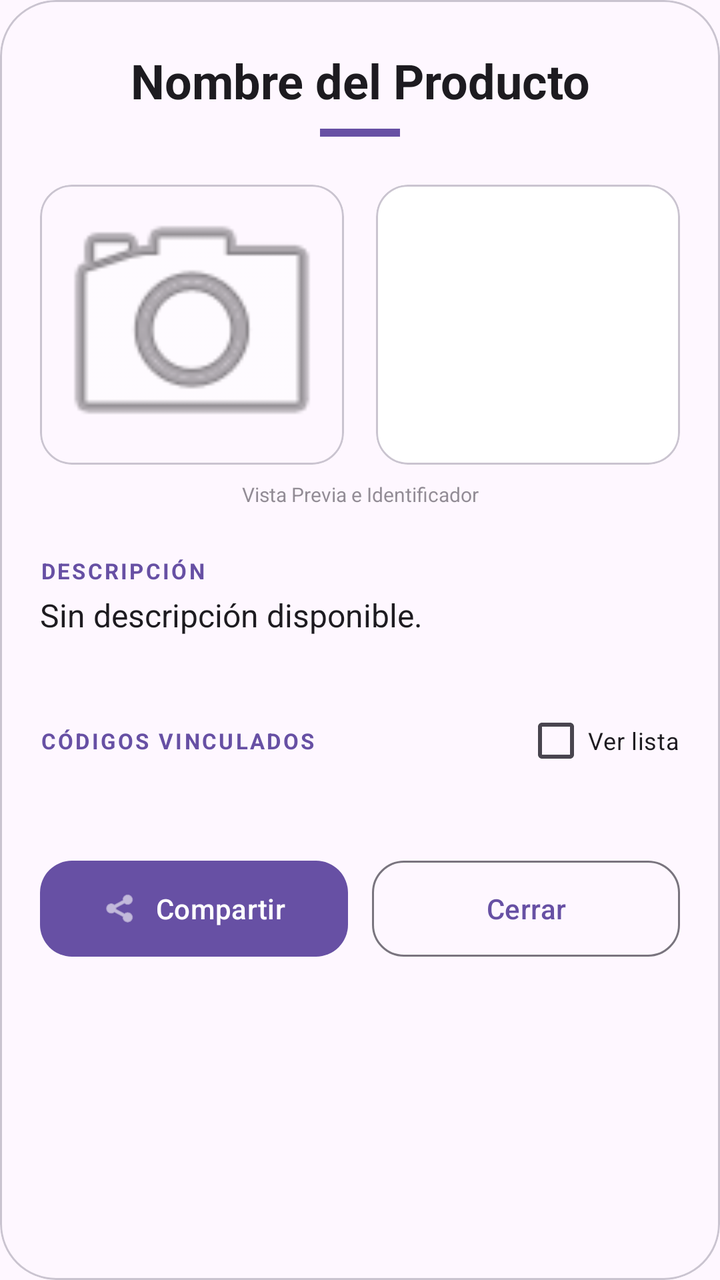
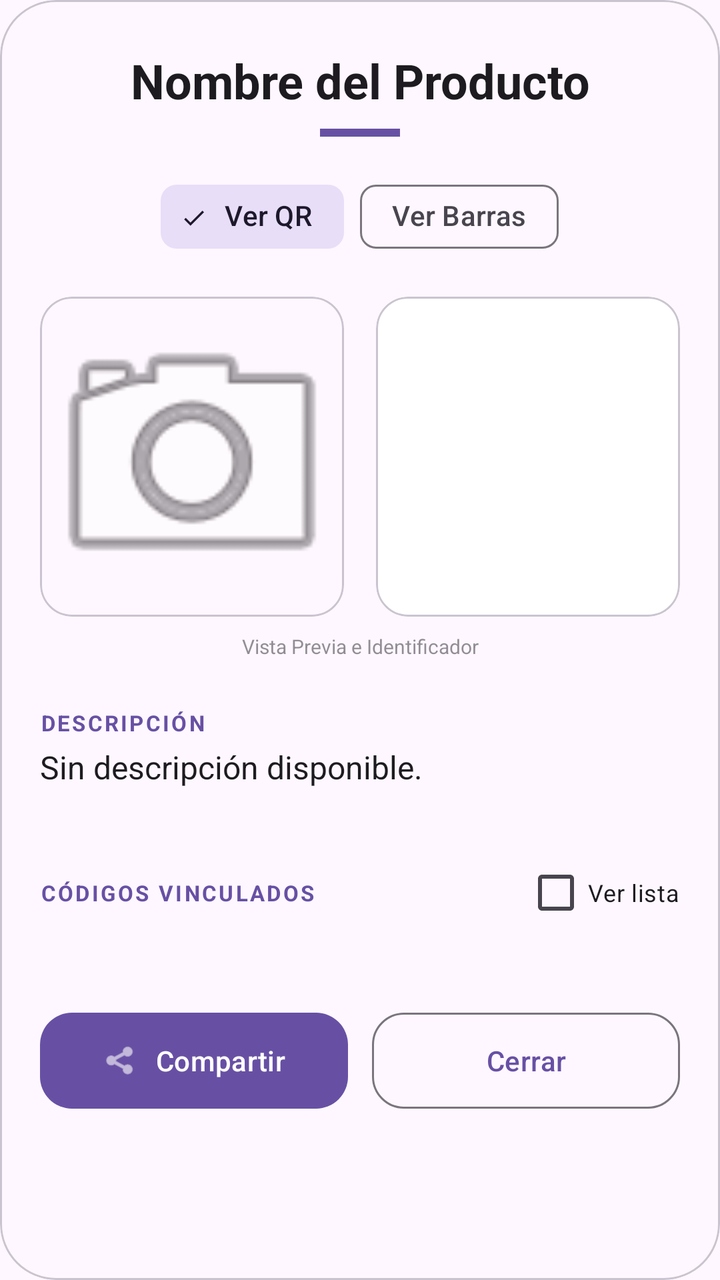

An Android layout rendered at two revisions. The XML below is the earlier revision; the diff shows what the commit changed to produce the second picture.
<!-- AndroidManifest.xml: application theme Theme.Naxor -->
<!-- res/layout/dialog_view_label.xml -->
<?xml version="1.0" encoding="utf-8"?>
<com.google.android.material.card.MaterialCardView xmlns:android="http://schemas.android.com/apk/res/android"
    xmlns:app="http://schemas.android.com/apk/res-auto"
    android:layout_width="match_parent"
    android:layout_height="wrap_content"
    app:cardBackgroundColor="?attr/colorSurface"
    app:cardCornerRadius="28dp"
    app:cardElevation="0dp"
    app:strokeWidth="1dp"
    app:strokeColor="?attr/colorOutlineVariant">

    <ScrollView
        android:layout_width="match_parent"
        android:layout_height="wrap_content"
        android:overScrollMode="never">

        <LinearLayout
            android:layout_width="match_parent"
            android:layout_height="wrap_content"
            android:orientation="vertical"
            android:paddingHorizontal="20dp"
            android:paddingVertical="24dp">

            <TextView
                android:id="@+id/tvLabelProdName"
                android:layout_width="match_parent"
                android:layout_height="wrap_content"
                android:text="Nombre del Producto"
                android:textSize="24sp"
                android:textStyle="bold"
                android:textColor="?attr/colorOnSurface"
                android:gravity="center" />

            <View
                android:layout_width="40dp"
                android:layout_height="4dp"
                android:background="?attr/colorPrimary"
                android:layout_marginTop="8dp"
                android:layout_gravity="center" />

            
            <LinearLayout
                android:layout_width="match_parent"
                android:layout_height="wrap_content"
                android:orientation="horizontal"
                android:gravity="center"
                android:layout_marginTop="24dp"
                android:weightSum="2"
                android:baselineAligned="false">

                
                <com.google.android.material.card.MaterialCardView
                    android:layout_width="0dp"
                    android:layout_weight="1"
                    android:layout_height="140dp"
                    app:cardCornerRadius="16dp"
                    app:cardElevation="0dp"
                    app:strokeWidth="1dp"
                    app:strokeColor="?attr/colorOutlineVariant">
                    <ImageView
                        android:id="@+id/ivLabelProdPhoto"
                        android:layout_width="match_parent"
                        android:layout_height="match_parent"
                        android:src="@android:drawable/ic_menu_camera"
                        android:scaleType="centerCrop"
                        android:alpha="0.8" />
                </com.google.android.material.card.MaterialCardView>

                <View
                    android:layout_width="16dp"
                    android:layout_height="1dp" />

                
                <com.google.android.material.card.MaterialCardView
                    android:layout_width="0dp"
                    android:layout_weight="1"
                    android:layout_height="140dp"
                    app:cardCornerRadius="16dp"
                    app:cardElevation="0dp"
                    app:strokeWidth="1dp"
                    app:strokeColor="?attr/colorOutlineVariant">
                    <ImageView
                        android:id="@+id/ivProductCode"
                        android:layout_width="match_parent"
                        android:layout_height="match_parent"
                        android:padding="8dp"
                        android:background="@android:color/white"
                        android:scaleType="fitCenter" />
                </com.google.android.material.card.MaterialCardView>
            </LinearLayout>

            <TextView
                android:layout_width="match_parent"
                android:layout_height="wrap_content"
                android:text="Vista Previa e Identificador"
                android:textSize="10sp"
                android:textColor="?attr/colorOnSurfaceVariant"
                android:gravity="center"
                android:layout_marginTop="8dp"
                android:alpha="0.6" />

            
            <TextView
                android:layout_width="wrap_content"
                android:layout_height="wrap_content"
                android:text="DESCRIPCIÓN"
                android:textSize="11sp"
                android:textStyle="bold"
                android:letterSpacing="0.1"
                android:textColor="?attr/colorPrimary"
                android:layout_marginTop="24dp" />

            <TextView
                android:id="@+id/tvLabelProdDesc"
                android:layout_width="match_parent"
                android:layout_height="wrap_content"
                android:text="Sin descripción disponible."
                android:textSize="16sp"
                android:textColor="?attr/colorOnSurface"
                android:layout_marginTop="4dp"
                android:lineSpacingExtra="4dp" />

            
            <LinearLayout
                android:layout_width="match_parent"
                android:layout_height="wrap_content"
                android:orientation="horizontal"
                android:gravity="center_vertical"
                android:layout_marginTop="28dp">

                <TextView
                    android:layout_width="0dp"
                    android:layout_weight="1"
                    android:layout_height="wrap_content"
                    android:text="CÓDIGOS VINCULADOS"
                    android:textSize="11sp"
                    android:textStyle="bold"
                    android:letterSpacing="0.1"
                    android:textColor="?attr/colorPrimary" />

                <com.google.android.material.checkbox.MaterialCheckBox
                    android:id="@+id/cbShowLinkedCodes"
                    android:layout_width="wrap_content"
                    android:layout_height="wrap_content"
                    android:text="Ver lista"
                    android:textSize="12sp" />
            </LinearLayout>

            <com.google.android.material.card.MaterialCardView
                android:id="@+id/cardLinkedCodes"
                android:layout_width="match_parent"
                android:layout_height="wrap_content"
                android:layout_marginTop="4dp"
                app:cardBackgroundColor="?attr/colorSurfaceVariant"
                app:cardCornerRadius="12dp"
                app:cardElevation="0dp"
                android:visibility="gone">
                <TextView
                    android:id="@+id/tvLabelProdCode"
                    android:layout_width="match_parent"
                    android:layout_height="wrap_content"
                    android:text="---"
                    android:textSize="14sp"
                    android:textColor="?attr/colorOnSurfaceVariant"
                    android:padding="12dp"
                    android:gravity="start"
                    android:lineSpacingExtra="4dp" />
            </com.google.android.material.card.MaterialCardView>

            
            <LinearLayout
                android:layout_width="match_parent"
                android:layout_height="wrap_content"
                android:orientation="horizontal"
                android:layout_marginTop="32dp"
                android:weightSum="2">

                <com.google.android.material.button.MaterialButton
                    android:id="@+id/btnShareLabel"
                    android:layout_width="0dp"
                    android:layout_weight="1"
                    android:minHeight="56dp"
                    android:layout_height="wrap_content"
                    android:text="Compartir"
                    android:textColor="@android:color/white"
                    app:icon="@android:drawable/ic_menu_share"
                    app:iconTint="@android:color/white"
                    app:iconGravity="textStart"
                    app:cornerRadius="16dp"
                    android:layout_marginEnd="6dp" />

                <com.google.android.material.button.MaterialButton
                    android:id="@+id/btnCloseLabel"
                    style="@style/Widget.Material3.Button.OutlinedButton"
                    android:layout_width="0dp"
                    android:layout_weight="1"
                    android:minHeight="56dp"
                    android:layout_height="wrap_content"
                    android:text="Cerrar"
                    app:cornerRadius="16dp"
                    android:layout_marginStart="6dp" />
            </LinearLayout>

        </LinearLayout>
    </ScrollView>
</com.google.android.material.card.MaterialCardView>
<!-- resources referenced by this layout -->
<resources>
  <style name="Theme.Naxor" parent="Base.Theme.Naxor" />
  <style name="Base.Theme.Naxor" parent="Theme.Material3.DayNight.NoActionBar">
          
          
      </style>
</resources>

<!-- the commit's change to res/layout/dialog_view_label.xml (unified diff, before → after) -->
@@ -39,20 +39,44 @@
                 android:layout_gravity="center" />
 
             
+            <com.google.android.material.chip.ChipGroup
+                android:id="@+id/chipGroupCodeType"
+                android:layout_width="wrap_content"
+                android:layout_height="wrap_content"
+                android:layout_gravity="center"
+                android:layout_marginTop="16dp"
+                app:singleSelection="true"
+                app:selectionRequired="true">
+                <com.google.android.material.chip.Chip
+                    android:id="@+id/chipShowQR"
+                    style="@style/Widget.Material3.Chip.Filter"
+                    android:layout_width="wrap_content"
+                    android:layout_height="wrap_content"
+                    android:text="Ver QR"
+                    android:checked="true" />
+                <com.google.android.material.chip.Chip
+                    android:id="@+id/chipShowBarcode"
+                    style="@style/Widget.Material3.Chip.Filter"
+                    android:layout_width="wrap_content"
+                    android:layout_height="wrap_content"
+                    android:text="Ver Barras" />
+            </com.google.android.material.chip.ChipGroup>
+
+            
             <LinearLayout
                 android:layout_width="match_parent"
                 android:layout_height="wrap_content"
                 android:orientation="horizontal"
                 android:gravity="center"
-                android:layout_marginTop="24dp"
-                android:weightSum="2"
-                android:baselineAligned="false">
+                android:layout_marginTop="16dp"
+                android:weightSum="2">
 
                 
                 <com.google.android.material.card.MaterialCardView
                     android:layout_width="0dp"
                     android:layout_weight="1"
-                    android:layout_height="140dp"
+                    android:layout_height="160dp"
+                    android:layout_marginEnd="8dp"
                     app:cardCornerRadius="16dp"
                     app:cardElevation="0dp"
                     app:strokeWidth="1dp"
@@ -66,26 +90,35 @@
                         android:alpha="0.8" />
                 </com.google.android.material.card.MaterialCardView>
 
-                <View
-                    android:layout_width="16dp"
-                    android:layout_height="1dp" />
-
                 
                 <com.google.android.material.card.MaterialCardView
-                    android:layout_width="0dp"
-                    android:layout_weight="1"
-                    android:layout_height="140dp"
+                    android:id="@+id/cardCodeContainer"
+                    android:layout_width="0dp"
+                    android:layout_weight="1"
+                    android:layout_height="160dp"
+                    android:layout_marginStart="8dp"
                     app:cardCornerRadius="16dp"
                     app:cardElevation="0dp"
                     app:strokeWidth="1dp"
                     app:strokeColor="?attr/colorOutlineVariant">
-                    <ImageView
-                        android:id="@+id/ivProductCode"
+                    <FrameLayout
                         android:layout_width="match_parent"
                         android:layout_height="match_parent"
-                        android:padding="8dp"
-                        android:background="@android:color/white"
-                        android:scaleType="fitCenter" />
+                        android:background="@android:color/white">
+                        <ImageView
+                            android:id="@+id/ivProductCode"
+                            android:layout_width="match_parent"
+                            android:layout_height="match_parent"
+                            android:padding="12dp"
+                            android:scaleType="fitCenter" />
+                        <ImageView
+                            android:id="@+id/ivProductBarcode"
+                            android:layout_width="match_parent"
+                            android:layout_height="match_parent"
+                            android:padding="12dp"
+                            android:scaleType="fitCenter"
+                            android:visibility="gone" />
+                    </FrameLayout>
                 </com.google.android.material.card.MaterialCardView>
             </LinearLayout>
 
